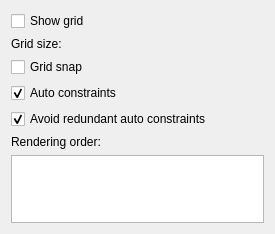
This is src/Mod/Sketcher/Gui/TaskSketcherGeneral.ui in berndhahnebach/All_FreeCAD as Qt 5 draws it before an edit. The edited form follows.
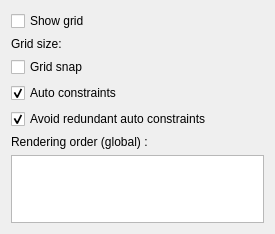
This is the edited form. Custom widgets are drawn as their Qt base class.

Commit message:
[Sketcher] Move general settings widget enable/disable logic in TaskSketcherGeneral so ...
 ... all options are freely accessible in the preferences editor ...
 ... eg. no need to check 'Show Grid' to customize grid size or snap
 Also remove the sparse automatical saving to preferences from sketcher Task pane ...
 ... (some settings were saved, some not)

Patch:
```diff
--- a/src/Mod/Sketcher/Gui/TaskSketcherGeneral.ui
+++ b/src/Mod/Sketcher/Gui/TaskSketcherGeneral.ui
@@ -142,7 +142,7 @@
    <item>
     <widget class="QLabel" name="label_2">
      <property name="text">
-      <string>Rendering order:</string>
+      <string>Rendering order (global) :</string>
      </property>
     </widget>
    </item>
```
The commit also changes 3 other files.
